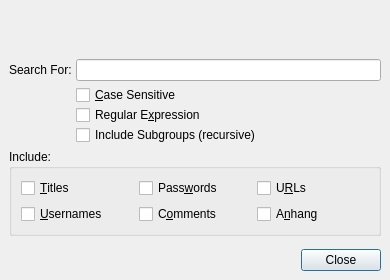
First picture: the form in src/forms/SearchDlg.ui, repository thooge/keepassx1, before the edit.
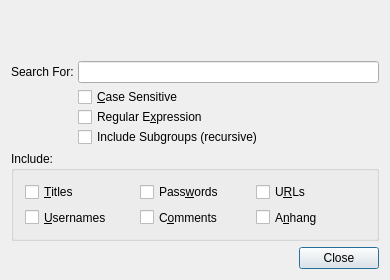
Second picture: the form after the edit.

What changed in the file:
```diff
--- a/src/forms/SearchDlg.ui
+++ b/src/forms/SearchDlg.ui
@@ -34,18 +34,6 @@
    <property name="spacing" >
     <number>6</number>
    </property>
-   <property name="leftMargin" >
-    <number>9</number>
-   </property>
-   <property name="topMargin" >
-    <number>9</number>
-   </property>
-   <property name="rightMargin" >
-    <number>9</number>
-   </property>
-   <property name="bottomMargin" >
-    <number>9</number>
-   </property>
    <item>
     <spacer>
      <property name="orientation" >
@@ -64,18 +52,6 @@
    </item>
    <item>
     <layout class="QGridLayout" >
-     <property name="leftMargin" >
-      <number>0</number>
-     </property>
-     <property name="topMargin" >
-      <number>0</number>
-     </property>
-     <property name="rightMargin" >
-      <number>0</number>
-     </property>
-     <property name="bottomMargin" >
-      <number>0</number>
-     </property>
      <property name="horizontalSpacing" >
       <number>4</number>
      </property>
@@ -104,18 +80,6 @@
         <string>Include:</string>
        </property>
        <layout class="QGridLayout" >
-        <property name="leftMargin" >
-         <number>9</number>
-        </property>
-        <property name="topMargin" >
-         <number>9</number>
-        </property>
-        <property name="rightMargin" >
-         <number>9</number>
-        </property>
-        <property name="bottomMargin" >
-         <number>9</number>
-        </property>
         <property name="horizontalSpacing" >
          <number>6</number>
         </property>
@@ -190,18 +154,6 @@
        <property name="spacing" >
         <number>0</number>
        </property>
-       <property name="leftMargin" >
-        <number>0</number>
-       </property>
-       <property name="topMargin" >
-        <number>0</number>
-       </property>
-       <property name="rightMargin" >
-        <number>0</number>
-       </property>
-       <property name="bottomMargin" >
-        <number>0</number>
-       </property>
        <item>
         <widget class="QCheckBox" name="checkBox_Cs" >
          <property name="text" >
```
